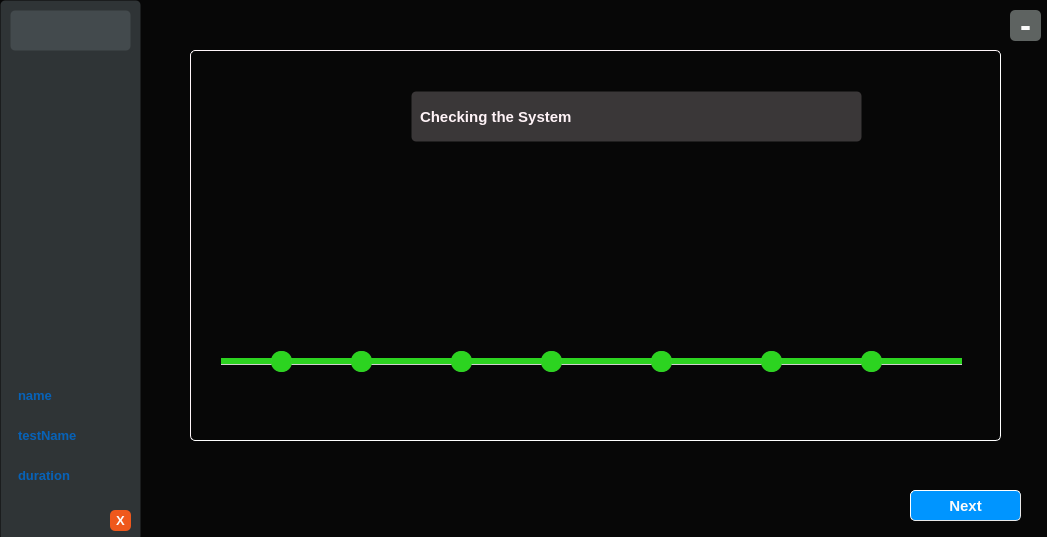
Qt form src/main/python/main.ui (Ahmed-Dakrory/ProctoringApp) before a commit.
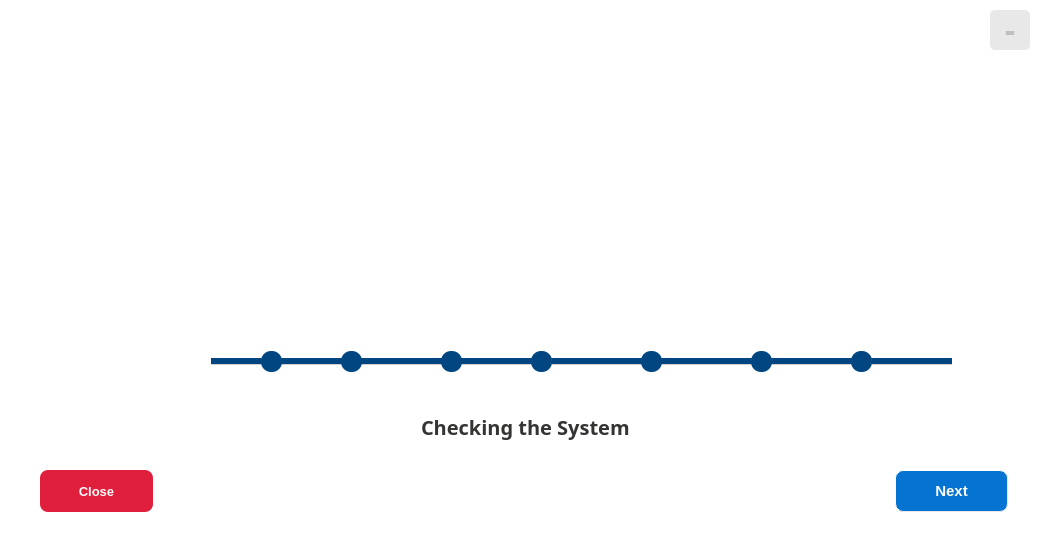
The same form after that commit. The open tabs and pages were chosen to show the change. Icons and pictures are not drawn.

Patch:
```diff
--- a/src/main/python/main.ui
+++ b/src/main/python/main.ui
@@ -20,23 +20,23 @@
    <string>MainWindow</string>
   </property>
   <property name="styleSheet">
-   <string notr="true">QMainWindow{background-color: rgb(7, 7, 7);}</string>
+   <string notr="true">QMainWindow{background-color:rgb(255, 255, 255);}</string>
   </property>
   <widget class="QWidget" name="centralwidget">
    <widget class="QPushButton" name="predictButton">
     <property name="geometry">
      <rect>
-      <x>910</x>
-      <y>490</y>
-      <width>111</width>
-      <height>31</height>
+      <x>895</x>
+      <y>470</y>
+      <width>113</width>
+      <height>42</height>
      </rect>
     </property>
     <property name="styleSheet">
-     <string notr="true">QPushButton{background-color: #0095ff;
+     <string notr="true">QPushButton{background-color: #0573d1;
         border-style: outset;
         border-width: 1px;
-        border-radius: 5px;
+        border-radius: 8px;
         border-color: #e8e8e8;
         padding: 4px;
         color: #fbfbfb;
@@ -60,17 +60,17 @@
    <widget class="QStackedWidget" name="pagerWindow">
     <property name="geometry">
      <rect>
-      <x>190</x>
+      <x>150</x>
       <y>50</y>
       <width>811</width>
-      <height>391</height>
+      <height>411</height>
      </rect>
     </property>
     <property name="styleSheet">
      <string notr="true">QStackedWidget{border-style: inset;
 border-width: 0.5px;
 border-radius: 5px;
-border-color: #FFF6F9;
+border-color: #FFFFFF;
 
 }
 </string>
@@ -173,23 +173,21 @@
      <widget class="QLabel" name="checkDevice">
       <property name="geometry">
        <rect>
-        <x>220</x>
-        <y>40</y>
+        <x>270</x>
+        <y>350</y>
         <width>451</width>
         <height>51</height>
        </rect>
       </property>
       <property name="styleSheet">
-       <string notr="true">background-color: rgba(108, 103, 104, 127);
-        border-style: outset;
-        border-width: 1px;
-        border-radius: 5px;
-        border-color: rgba(255, 255, 255, 0);
-        padding: 4px;
-        color: rgb(255, 243, 247);
-        font-size: 15px;
-        font-weight: 700;
-qproperty-alignment: AlignCenter;
+       <string notr="true">
+font-family: Poppins;
+  font-size: 20px;
+  font-weight: bold;
+  font-style: normal;
+  line-height: 1.6;
+  letter-spacing: normal;
+  color: #343433;
 </string>
       </property>
       <property name="text">
@@ -199,7 +197,7 @@
      <widget class="QGroupBox" name="groupBox_2">
       <property name="geometry">
        <rect>
-        <x>30</x>
+        <x>60</x>
         <y>170</y>
         <width>781</width>
         <height>201</height>
@@ -220,8 +218,8 @@
         <rect>
          <x>10</x>
          <y>90</y>
-         <width>31</width>
-         <height>31</height>
+         <width>29</width>
+         <height>36</height>
         </rect>
        </property>
        <property name="maximumSize">
@@ -256,7 +254,7 @@
         </size>
        </property>
        <property name="styleSheet">
-        <string notr="true">background-color: rgb(44, 211, 32);
+        <string notr="true">background-color:#024681;
 height:30px;
 margin-top:7px;
 margin-bottom:7px;</string>
@@ -276,8 +274,8 @@
         <rect>
          <x>90</x>
          <y>90</y>
-         <width>31</width>
-         <height>31</height>
+         <width>35</width>
+         <height>36</height>
         </rect>
        </property>
        <property name="maximumSize">
@@ -301,8 +299,8 @@
         <rect>
          <x>170</x>
          <y>80</y>
-         <width>51</width>
-         <height>51</height>
+         <width>44</width>
+         <height>40</height>
         </rect>
        </property>
        <property name="maximumSize">
@@ -337,7 +335,7 @@
         </size>
        </property>
        <property name="styleSheet">
-        <string notr="true">background-color: rgb(44, 211, 32);
+        <string notr="true">background-color:#024681;
 height:30px;
 margin-top:7px;
 margin-bottom:7px;</string>
@@ -368,7 +366,7 @@
         </size>
        </property>
        <property name="styleSheet">
-        <string notr="true">background-color:rgb(44, 211, 32);
+        <string notr="true">background-color:#024681;
         border-width: 3px;
         border-radius: 10px;
         border-color: rgba(255, 255, 255, 0);
@@ -401,7 +399,7 @@
         </size>
        </property>
        <property name="styleSheet">
-        <string notr="true">background-color: rgb(44, 211, 32);
+        <string notr="true">background-color:#024681;
 height:30px;
 margin-top:7px;
 margin-bottom:7px;</string>
@@ -432,7 +430,7 @@
         </size>
        </property>
        <property name="styleSheet">
-        <string notr="true">background-color:rgb(44, 211, 32);
+        <string notr="true">background-color:#024681;
         border-width: 3px;
         border-radius: 10px;
         border-color: rgba(255, 255, 255, 0);
@@ -465,7 +463,7 @@
         </size>
        </property>
        <property name="styleSheet">
-        <string notr="true">background-color:rgb(44, 211, 32);
+        <string notr="true">background-color:#024681;
         border-width: 3px;
         border-radius: 10px;
         border-color: rgba(255, 255, 255, 0);
@@ -498,7 +496,7 @@
         </size>
        </property>
        <property name="styleSheet">
-        <string notr="true">background-color:rgb(44, 211, 32);
+        <string notr="true">background-color:#024681;
         border-width: 3px;
         border-radius: 10px;
         border-color: rgba(255, 255, 255, 0);
@@ -534,7 +532,7 @@
         </size>
        </property>
        <property name="styleSheet">
-        <string notr="true">background-color: rgb(44, 211, 32);
+        <string notr="true">background-color:#024681;
 height:30px;
 margin-top:7px;
 margin-bottom:7px;</string>
@@ -554,8 +552,8 @@
         <rect>
          <x>280</x>
          <y>90</y>
-         <width>31</width>
-         <height>31</height>
+         <width>32</width>
+         <height>34</height>
         </rect>
        </property>
        <property name="maximumSize">
@@ -590,7 +588,7 @@
         </size>
        </property>
        <property name="styleSheet">
-        <string notr="true">background-color: rgb(44, 211, 32);
+        <string notr="true">background-color:#024681;
 height:30px;
 margin-top:7px;
 margin-bottom:7px;</string>
@@ -610,8 +608,8 @@
         <rect>
          <x>370</x>
          <y>90</y>
-         <width>31</width>
-         <height>31</height>
+         <width>26</width>
+         <height>34</height>
         </rect>
        </property>
        <property name="maximumSize">
@@ -646,7 +644,7 @@
         </size>
        </property>
        <property name="styleSheet">
-        <string notr="true">background-color:rgb(44, 211, 32);
+        <string notr="true">background-color:#024681;
         border-width: 3px;
         border-radius: 10px;
         border-color: rgba(255, 255, 255, 0);
@@ -668,8 +666,8 @@
         <rect>
          <x>660</x>
          <y>80</y>
-         <width>41</width>
-         <height>41</height>
+         <width>38</width>
+         <height>39</height>
         </rect>
        </property>
        <property name="maximumSize">
@@ -722,7 +720,7 @@
          </size>
         </property>
         <property name="styleSheet">
-         <string notr="true">background-color: rgb(44, 211, 32);
+         <string notr="true">background-color:#024681;
 height:30px;
 margin-top:7px;
 margin-bottom:7px;</string>
@@ -753,7 +751,7 @@
          </size>
         </property>
         <property name="styleSheet">
-         <string notr="true">background-color: rgb(44, 211, 32);
+         <string notr="true">background-color:#024681;
 height:30px;
 margin-top:7px;
 margin-bottom:7px;</string>
@@ -784,7 +782,7 @@
          </size>
         </property>
         <property name="styleSheet">
-         <string notr="true">background-color: rgb(44, 211, 32);
+         <string notr="true">background-color:#024681;
 height:30px;
 margin-top:7px;
 margin-bottom:7px;</string>
@@ -975,8 +973,8 @@
         <rect>
          <x>470</x>
          <y>80</y>
-         <width>41</width>
-         <height>41</height>
+         <width>38</width>
+         <height>39</height>
         </rect>
        </property>
        <property name="maximumSize">
@@ -1011,7 +1009,7 @@
         </size>
        </property>
        <property name="styleSheet">
-        <string notr="true">background-color:rgb(44, 211, 32);
+        <string notr="true">background-color:#024681;
         border-width: 3px;
         border-radius: 10px;
         border-color: rgba(255, 255, 255, 0);
@@ -1044,7 +1042,7 @@
         </size>
        </property>
        <property name="styleSheet">
-        <string notr="true">background-color:rgb(44, 211, 32);
+        <string notr="true">background-color:#024681;
         border-width: 3px;
         border-radius: 10px;
         border-color: rgba(255, 255, 255, 0);
@@ -1134,8 +1132,8 @@
         <rect>
          <x>570</x>
          <y>80</y>
-         <width>41</width>
-         <height>41</height>
+         <width>39</width>
+         <height>37</height>
         </rect>
        </property>
        <property name="maximumSize">
@@ -1464,19 +1462,19 @@
    <widget class="QPushButton" name="minimizeButton">
     <property name="geometry">
      <rect>
-      <x>1010</x>
+      <x>990</x>
       <y>10</y>
-      <width>31</width>
-      <height>31</height>
+      <width>40</width>
+      <height>40</height>
      </rect>
     </property>
     <property name="styleSheet">
-     <string notr="true">QPushButton{background-color: rgb(94, 99, 97);
+     <string notr="true">QPushButton{background-color: #e8e8e8;
         border-style: outset;
         border-width:0;
         border-radius: 5px;
         border-color: #e8e8e8;
-        color: #fbfbfb;
+        color: #bfbfbf;
         font-size: 33px;
         font-weight: 900;}
         
@@ -1498,12 +1496,12 @@
      <rect>
       <x>0</x>
       <y>0</y>
-      <width>141</width>
+      <width>181</width>
       <height>541</height>
      </rect>
     </property>
     <property name="styleSheet">
-     <string notr="true">background-color: rgba(87, 96, 100,127);
+     <string notr="true">background-color: rgba(87, 96, 100,0);
         border-style: outset;
         border-width: 1px;
         border-radius: 5px;
@@ -1518,17 +1516,17 @@
     <widget class="QPushButton" name="exitButton">
      <property name="geometry">
       <rect>
-       <x>110</x>
-       <y>510</y>
-       <width>21</width>
-       <height>21</height>
+       <x>40</x>
+       <y>470</y>
+       <width>113</width>
+       <height>42</height>
       </rect>
      </property>
      <property name="styleSheet">
-      <string notr="true">QPushButton{background-color:rgba(255, 91, 26, 235);
+      <string notr="true">QPushButton{background-color:rgb(224, 31, 61);
         border-style: outset;
         border-width:0;
-        border-radius: 5px;
+        border-radius: 8px;
         border-color: #e8e8e8;
         color: #fbfbfb;
         font-size: 13px;
@@ -1544,14 +1542,14 @@
         font-weight: 700;}</string>
      </property>
      <property name="text">
-      <string>X</string>
+      <string>Close</string>
      </property>
     </widget>
     <widget class="QLabel" name="username">
      <property name="geometry">
       <rect>
        <x>10</x>
-       <y>380</y>
+       <y>240</y>
        <width>121</width>
        <height>31</height>
       </rect>
@@ -1563,7 +1561,7 @@
         border-radius: 5px;
         border-color: rgba(255, 255, 255, 0);
         padding: 4px;
-        color:rgb(7, 98, 184);
+        color:rgba(7, 98, 184,0);
         font-size: 13px;
         font-weight: 700;
 qproperty-alignment: AlignCenter;
@@ -1577,7 +1575,7 @@
      <property name="geometry">
       <rect>
        <x>10</x>
-       <y>420</y>
+       <y>300</y>
        <width>121</width>
        <height>31</height>
       </rect>
@@ -1589,7 +1587,7 @@
         border-radius: 5px;
         border-color: rgba(255, 255, 255, 0);
         padding: 4px;
-        color:rgb(7, 98, 184);
+        color:rgba(7, 98, 184,0);
         font-size: 13px;
         font-weight: 700;
 qproperty-alignment: AlignCenter;
@@ -1603,7 +1601,7 @@
      <property name="geometry">
       <rect>
        <x>10</x>
-       <y>460</y>
+       <y>360</y>
        <width>121</width>
        <height>31</height>
       </rect>
@@ -1615,7 +1613,7 @@
         border-radius: 5px;
         border-color: rgba(255, 255, 255, 0);
         padding: 4px;
-        color:rgb(7, 98, 184);
+        color:rgba(7, 98, 184,0);
         font-size: 13px;
         font-weight: 700;
 qproperty-alignment: AlignCenter;
@@ -1628,10 +1626,10 @@
     <widget class="QLabel" name="micro_4">
      <property name="geometry">
       <rect>
-       <x>10</x>
-       <y>10</y>
-       <width>121</width>
-       <height>41</height>
+       <x>32</x>
+       <y>32</y>
+       <width>76</width>
+       <height>76</height>
       </rect>
      </property>
      <property name="maximumSize">
```
Left out of the diff: 155 changed lines with no effect on the pictures.
